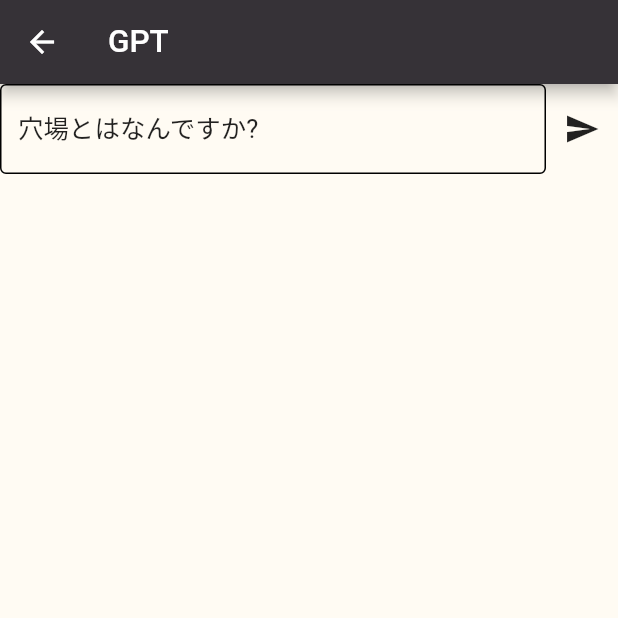
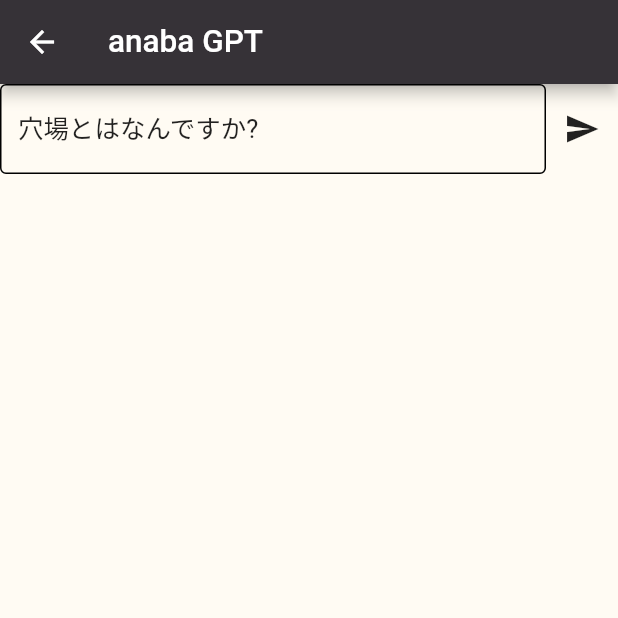
Before and after one commit to flutteruniv/anaba, a Flutter app: the screen it shows after launch, scrolled down 368 dp, after a tap on "anaba GPT", on a phone screen of 412 x 824 dp, the top half of it. Run offline on Flutter 3.47's test engine with Material 2 defaults, Android fonts, the phone set to English and light mode, and no system bars; our stand-ins replace cloud_firestore, cloud_functions, firebase_analytics, firebase_auth, firebase_core, flutter_riverpod and 2 more; missing offline and left inert: chat_gpt_sdk, dart:html, sign_button; accounts and stored records are empty; statements that could not run were skipped.

Commit message:
anabaGPT

```diff
--- a/lib/features/home/presentation/home_page.dart
+++ b/lib/features/home/presentation/home_page.dart
@@ -146,7 +146,7 @@
                           context,
                           MaterialPageRoute<void>(
                             builder: (context) => const AnabaGptPage(
-                              title: 'GPT',
+                              title: 'anaba GPT',
                             ),
                           ),
                         );
```
